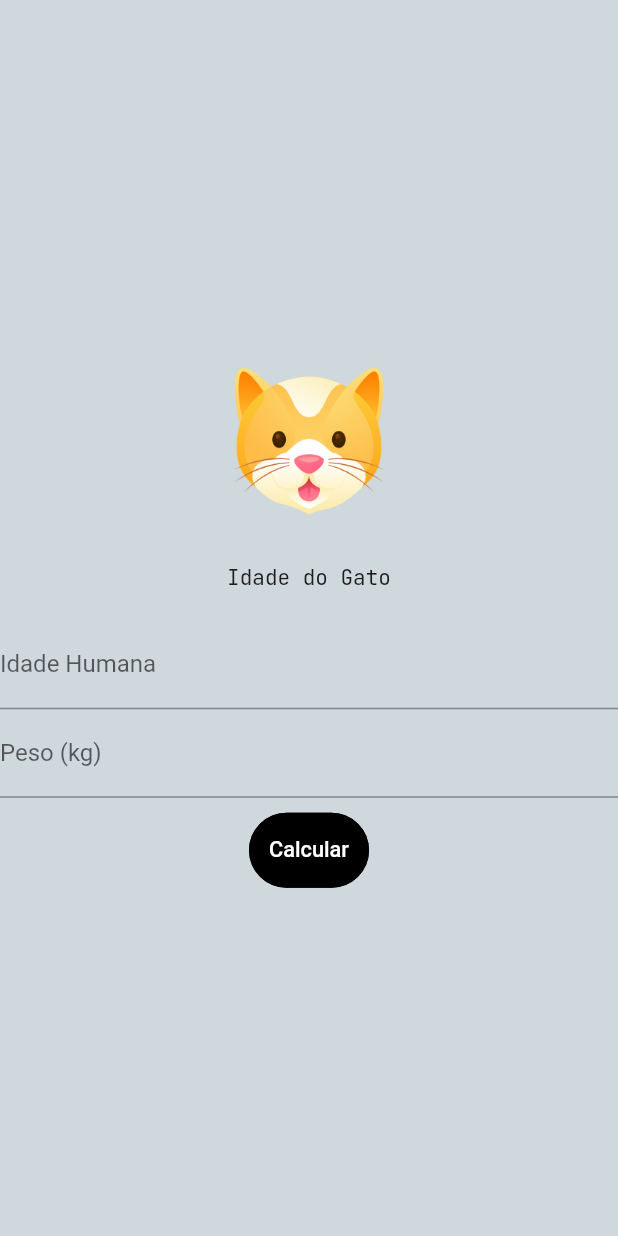
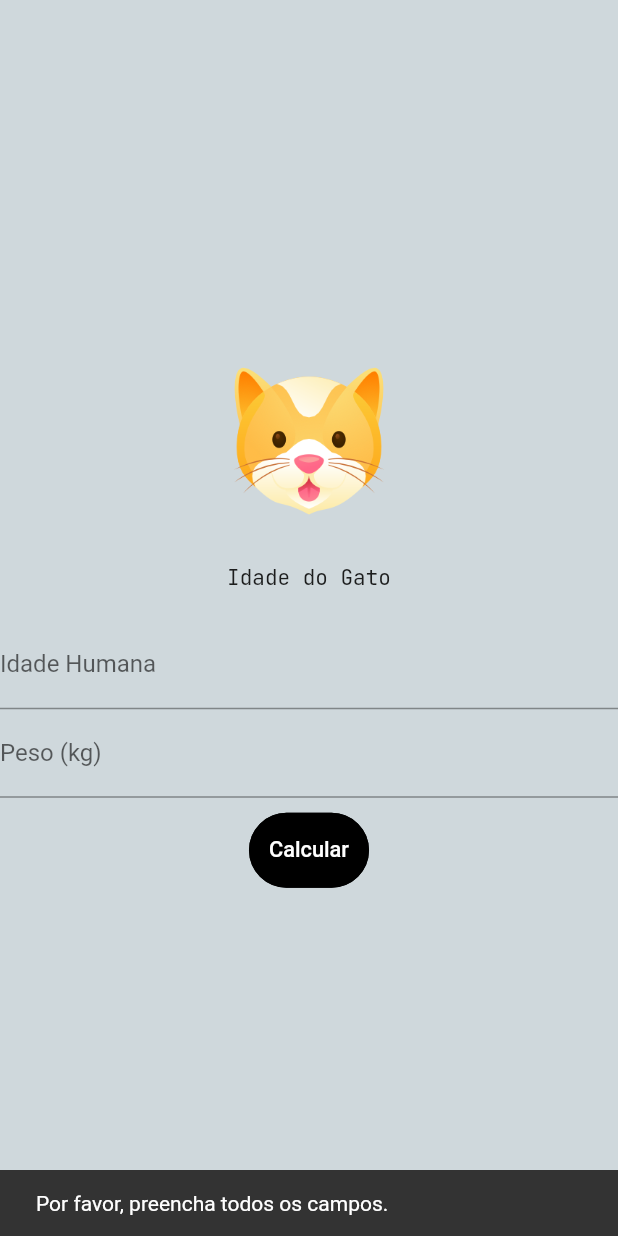
Before and after one commit to Victor-Zarzar/age-pet, a Flutter app: the CatPage screen opened directly, after a tap on "Calcular", on a phone screen of 412 x 824 dp. Run offline on Flutter 3.47's test engine with Material 3 defaults, Android fonts, the phone set to English and light mode, and no system bars; drawn by our look-alikes of getwidget; our stand-ins replace google_fonts.

Commit message:
Refactor catpage, dogpage

```diff
--- a/lib/pages/CatPage/cat_page.dart
+++ b/lib/pages/CatPage/cat_page.dart
@@ -55,6 +55,15 @@ class _CatPageState extends State<CatPage> {
             const SizedBox(height: 10),
             GFButton(
               onPressed: () {
+                if (humanAgeController.text.isEmpty ||
+                    weightController.text.isEmpty) {
+                  ScaffoldMessenger.of(context).showSnackBar(
+                    const SnackBar(
+                      content: Text('Por favor, preencha todos os campos.'),
+                    ),
+                  );
+                  return;
+                }
                 setState(() {
                   int humanAge = int.parse(humanAgeController.text);
                   double weight = double.parse(weightController.text);
```
Also changed, not shown: lib/pages/DogPage/dog_page.dart (+9 -0 lines).
